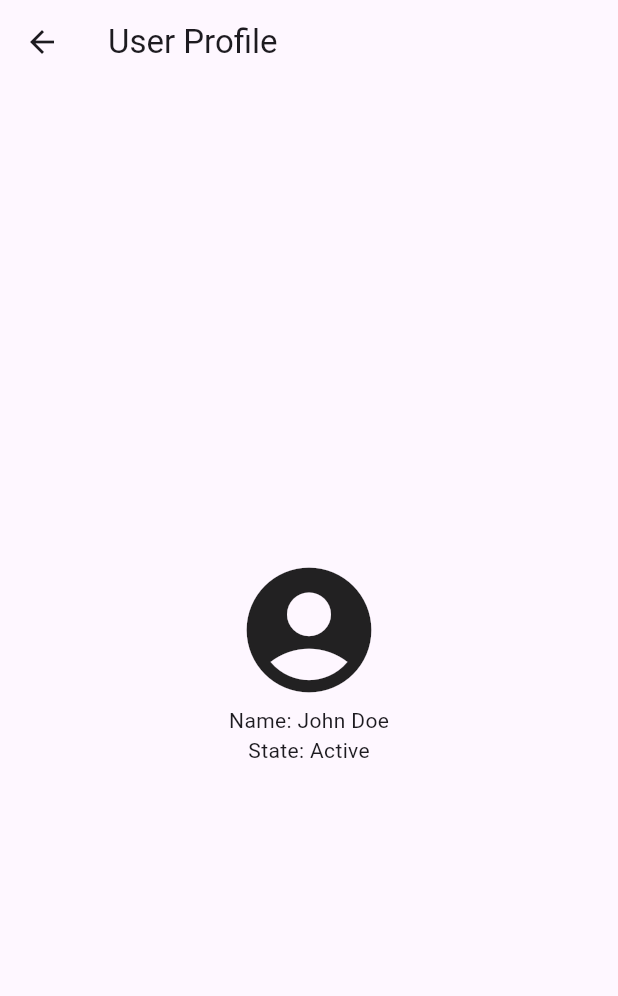
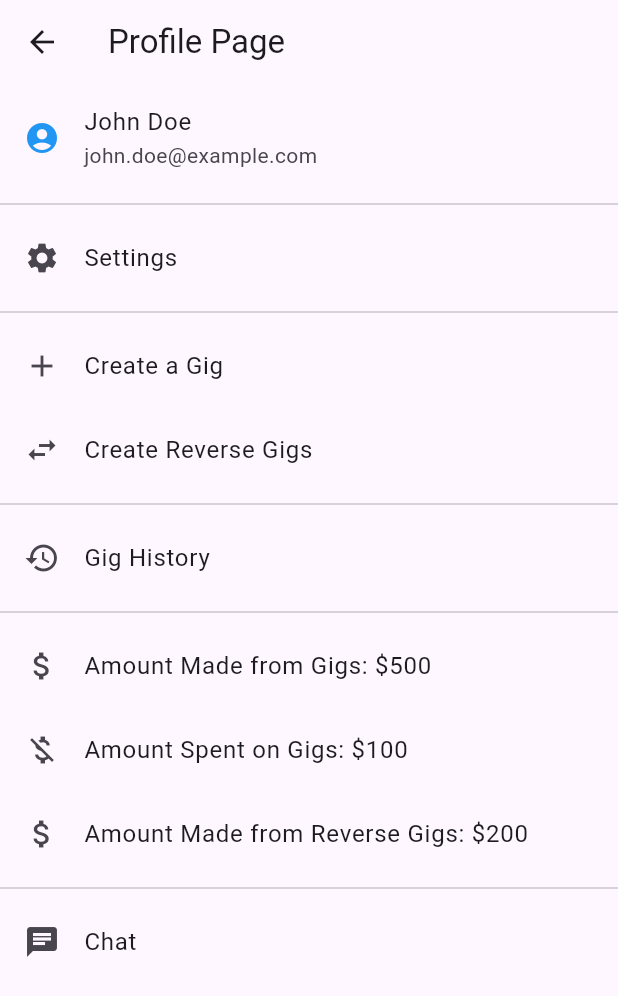
Before and after one commit to Ante-237/buytime, a Flutter app: the UserProfilePage screen opened directly, on a phone screen of 412 x 824 dp. Shown: the top 996 px of the screen. Run offline on Flutter 3.47's test engine with Material 3 defaults, Android fonts, the light colour scheme and no system bars; our stand-ins replace cloud_firestore, email_validator, firebase_analytics, firebase_auth, firebase_core, flutter_spinkit and 2 more; accounts and stored records are empty; generated files the repository leaves out were written again.

Commit message:
ui design and plan for profiles page.

```diff
--- a/lib/UI/UserProfilePage.dart
+++ b/lib/UI/UserProfilePage.dart
@@ -2,28 +2,95 @@
 
 class UserProfilePage extends StatelessWidget {
 
-  const UserProfilePage({super.key});
+
+  // update the users name and email with the right info.
+  // link settings tap a a panel.
+  // link create gigs to creating gigs.
+  // link reverse gigs to where reverse gigs happen
+  // gig history to empty sheet showing list of past gigs
+  // updates amounts made based on fire store values.
+
+
 
   @override
   Widget build(BuildContext context) {
-    // Replace with actual user data
-    String userName = 'John Doe';
-    String userState = 'Active';
-
     return Scaffold(
       appBar: AppBar(
-        title: const Text('User Profile'),
+        title: Text('Profile Page'),
       ),
-      body: Center(
-        child: Column(
-          mainAxisAlignment: MainAxisAlignment.center,
-          children: <Widget>[
-            const Icon(Icons.account_circle, size: 100),
-            Text('Name: $userName'),
-            Text('State: $userState'),
-            // Add more profile details here
-          ],
-        ),
+      body: Column(
+        crossAxisAlignment: CrossAxisAlignment.start,
+        children: [
+          // User Details Section
+          const ListTile(
+            leading: Icon(Icons.account_circle, color: Colors.blue,),
+            title: Text('John Doe'),
+            subtitle: Text('john.doe@example.com'),
+          ),
+          const Divider(),
+
+          // Settings Section
+          ListTile(
+            leading: Icon(Icons.settings),
+            title: Text('Settings'),
+            onTap: () {
+              // Navigate to settings page
+              // Navigator.push(context, MaterialPageRoute(builder: (context) => SettingsPage()));
+            },
+          ),
+          Divider(),
+
+          // Gig Actions Section
+          ListTile(
+            leading: Icon(Icons.add),
+            title: Text('Create a Gig'),
+            onTap: () {
+              // Implement action for creating a gig
+            },
+          ),
+          ListTile(
+            leading: Icon(Icons.swap_horiz),
+            title: Text('Create Reverse Gigs'),
+            onTap: () {
+              // Implement action for viewing reverse gigs
+            },
+          ),
+          Divider(),
+
+          // Gig History Section
+          ListTile(
+            leading: Icon(Icons.history),
+            title: Text('Gig History'),
+            onTap: () {
+              // Implement action for viewing gig history
+            },
+          ),
+          Divider(),
+
+          // Amounts Section
+          const ListTile(
+            leading: Icon(Icons.attach_money),
+            title: Text('Amount Made from Gigs: \$500'),
+          ),
+         const  ListTile(
+            leading: Icon(Icons.money_off),
+            title: Text('Amount Spent on Gigs: \$100'),
+          ),
+          const ListTile(
+            leading: Icon(Icons.attach_money),
+            title: Text('Amount Made from Reverse Gigs: \$200'),
+          ),
+         const Divider(),
+
+          // Chat Button
+          ListTile(
+            leading: Icon(Icons.chat),
+            title: Text('Chat'),
+            onTap: () {
+              // Implement action for opening chat
+            },
+          ),
+        ],
       ),
     );
   }
--- a/lib/main.dart
+++ b/lib/main.dart
@@ -179,7 +179,7 @@
                 Tab(text: "Create", icon: Icon(Icons.post_add)),
                 Tab(
                   text: "chats",
-                  icon: Icon(Icons.settings),
+                  icon: Icon(Icons.chat),
                 ),
               ],
             ),
@@ -190,7 +190,7 @@
                 children: [
                   GigsParallax(key: null, searchManager: searchManager),
                   const Icon(Icons.post_add_outlined),
-                  const Icon(Icons.settings_outlined),
+                  const Icon(Icons.chat_bubble),
                 ],
               ),
               // Search bar overlay
```
